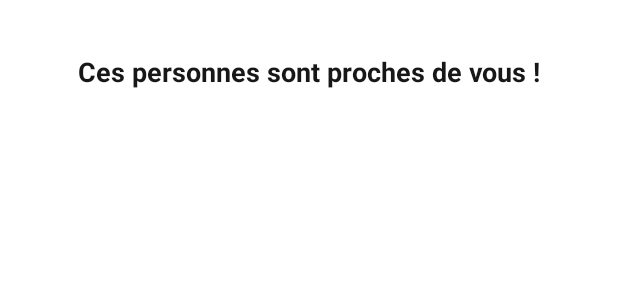
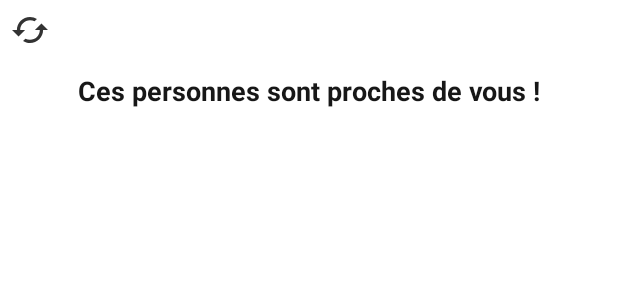
Before and after one commit to Emma-NVG/NearYou, an Android app: the layout fragment_home.xml on its own in the app's theme, with its tools: preview values and no code run, on a phone screen of 412 x 824 dp. Shown: the top 300 px of the screen. Run offline under Robolectric (Android 15) with nearby library versions, the light colour scheme and no system bars.

Commit message:
-- Add a button to reload data -- User data is refreshed each minutes

```diff
--- a/front_end/app/src/main/java/com/example/nearyou/activity/fragment/profile/MediasRecyclerAdapter.kt
+++ b/front_end/app/src/main/java/com/example/nearyou/activity/fragment/profile/MediasRecyclerAdapter.kt
@@ -3,7 +3,6 @@ package com.example.nearyou.activity.fragment.profile
 import android.content.Context
 import android.content.Intent
 import android.net.Uri
-import android.util.Log
 import android.view.LayoutInflater
 import android.view.View
 import android.view.ViewGroup
@@ -13,8 +12,6 @@ import androidx.core.content.ContextCompat.startActivity
 import androidx.recyclerview.widget.RecyclerView
 import com.example.nearyou.R
 import com.example.nearyou.model.Link
-import com.squareup.picasso.Picasso
-import kotlin.math.log
 
 
 class MediasRecyclerAdapter(private val dataMedia: Array<Link>, private val ctx: Context) :
--- /dev/null
+++ b/front_end/app/src/main/res/drawable-anydpi/ic_loading.xml
@@ -0,0 +1,16 @@
+<vector xmlns:android="http://schemas.android.com/apk/res/android"
+    android:width="24dp"
+    android:height="24dp"
+    android:viewportWidth="24"
+    android:viewportHeight="24"
+    android:tint="#000000"
+    android:alpha="0.8">
+  <group android:scaleX="1.0909091"
+      android:scaleY="1.0909091"
+      android:translateX="-1.0909091"
+      android:translateY="-1.0909091">
+    <path
+        android:fillColor="@android:color/white"
+        android:pathData="M19,8l-4,4h3c0,3.31 -2.69,6 -6,6 -1.01,0 -1.97,-0.25 -2.8,-0.7l-1.46,1.46C8.97,19.54 10.43,20 12,20c4.42,0 8,-3.58 8,-8h3l-4,-4zM6,12c0,-3.31 2.69,-6 6,-6 1.01,0 1.97,0.25 2.8,0.7l1.46,-1.46C15.03,4.46 13.57,4 12,4c-4.42,0 -8,3.58 -8,8H1l4,4 4,-4H6z"/>
+  </group>
+</vector>
--- a/front_end/app/src/main/res/layout/fragment_home.xml
+++ b/front_end/app/src/main/res/layout/fragment_home.xml
@@ -6,12 +6,22 @@
     android:layout_height="match_parent"
     tools:context=".activity.fragment.home.HomeFragment">
 
+    <ImageView
+        android:id="@+id/reload"
+        android:layout_width="wrap_content"
+        android:layout_height="wrap_content"
+        android:layout_marginStart="8dp"
+        android:layout_marginTop="8dp"
+        android:src="@drawable/ic_loading"
+        app:layout_constraintStart_toStartOf="parent"
+        app:layout_constraintTop_toTopOf="parent" />
+
     <TextView
         android:id="@+id/title"
         android:layout_width="wrap_content"
         android:layout_height="wrap_content"
         android:layout_marginStart="12dp"
-        android:layout_marginTop="35dp"
+        android:layout_marginTop="16dp"
         android:layout_marginEnd="12dp"
         android:text="@string/title_list_person"
         android:textAlignment="center"
@@ -22,7 +32,7 @@
         app:layout_constraintEnd_toEndOf="parent"
         app:layout_constraintHorizontal_bias="0.5"
         app:layout_constraintStart_toStartOf="parent"
-        app:layout_constraintTop_toTopOf="parent" />
+        app:layout_constraintTop_toBottomOf="@+id/reload" />
 
     <androidx.recyclerview.widget.RecyclerView
         android:id="@+id/recycler"
--- a/front_end/app/src/main/res/values/strings.xml
+++ b/front_end/app/src/main/res/values/strings.xml
@@ -62,4 +62,6 @@
     <string name="night_theme_label">Thème sombre</string>
 
     <string name="notification_location">Service de localisation activée, NearYou vous espionne pour trouver des amis proches…</string>
+
+    <string name="force_logout">Vous avez été déconnecté car vos identifiants ont du être changé…</string>
 </resources>
```
Also changed, not shown: front_end/app/src/main/java/com/example/nearyou/activity/MainActivity.kt (+35 -0 lines), front_end/app/src/main/java/com/example/nearyou/activity/fragment/home/HomeFragment.kt (+30 -15 lines), 1 other file.
